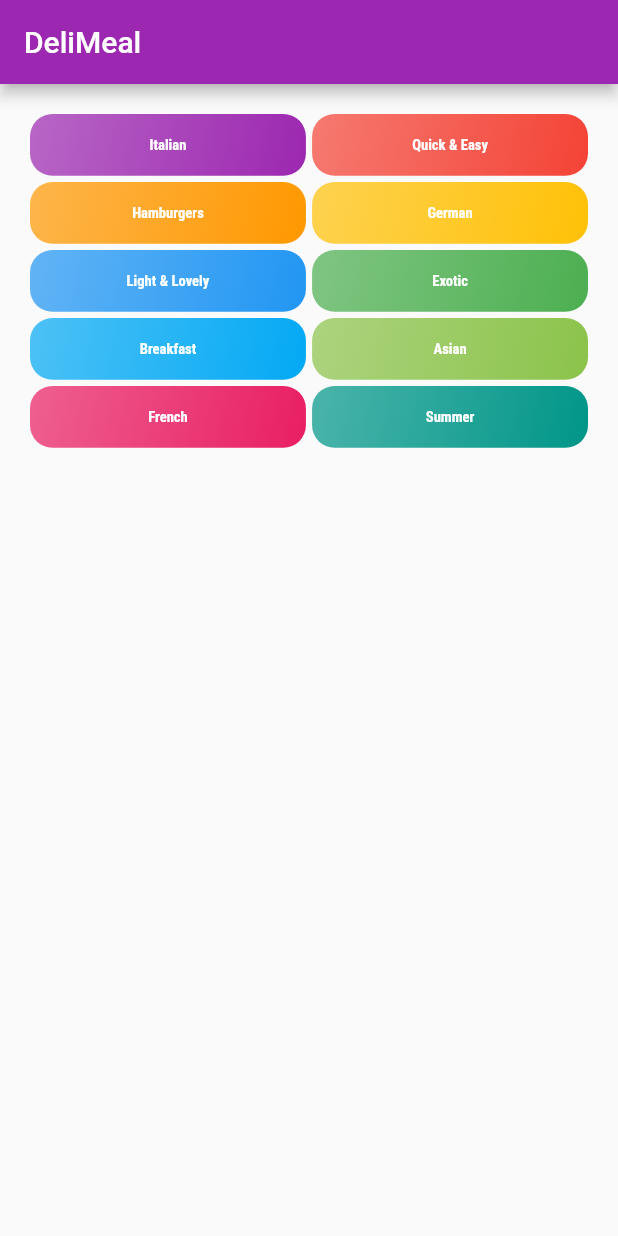
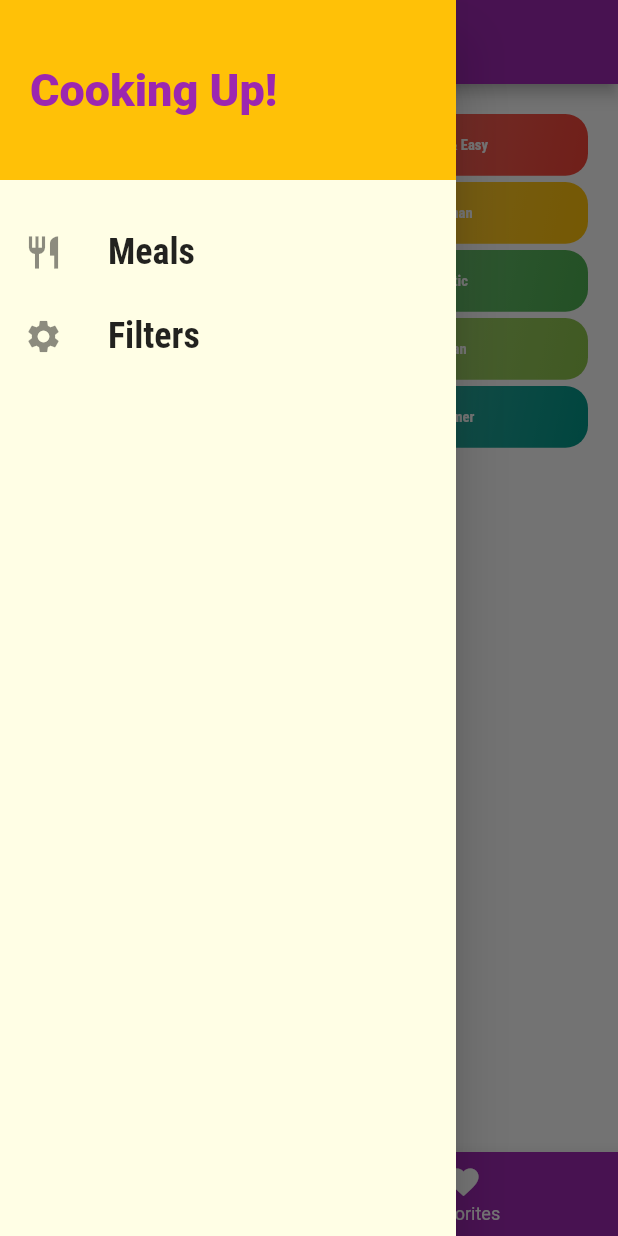
Before and after one commit to sahinemin/meals_app, a Flutter app: the screen it shows after launch, with the side drawer open (before the commit the screen has no drawer), on a phone screen of 412 x 824 dp. Run offline on Flutter 3.47's test engine with Material 2 defaults, Android fonts, the phone set to English and light mode, and no system bars.

Commit message:
end_of_app

```diff
--- a/lib/main.dart
+++ b/lib/main.dart
@@ -5,8 +5,14 @@ void main() {
   runApp(const MyApp());
 }
 
-class MyApp extends StatelessWidget {
+class MyApp extends StatefulWidget {
   const MyApp({Key? key}) : super(key: key);
+
+  @override
+  State<MyApp> createState() => _MyAppState();
+}
+
+class _MyAppState extends State<MyApp> {
   @override
   Widget build(BuildContext context) {
     final ThemeData theme = ThemeData(fontFamily: 'Raleway');
@@ -30,7 +36,7 @@ class MyApp extends StatelessWidget {
             ),
       ),
       onGenerateRoute: RouteGenerator.generateRoute,
-      initialRoute: RouteGenerator.categoryPage,
+      initialRoute: RouteGenerator.tabsPage,
     );
   }
 }
--- a/lib/routes/route_generator.dart
+++ b/lib/routes/route_generator.dart
@@ -1,14 +1,51 @@
 import 'package:flutter/material.dart';
+import 'package:meals_app/dummy_data.dart';
+import 'package:meals_app/screens/filters_screen.dart';
 import 'package:meals_app/screens/meal_detail_screen.dart';
+import 'package:meals_app/screens/tabs_screen.dart';
+import '../models/meal.dart';
 import '../screens/category_meals_screen.dart';
 import '../screens/categories_screen.dart';
+
+Map<String, bool> filters = {
+  'gluten': false,
+  'lactose': false,
+  'vegan': false,
+  'vegetarian': false
+};
+List<Meal> availableMeals = dummyMeals;
+List<Meal> favoritedMeals = [];
 
 class RouteGenerator {
   static const String categoryPage = "/categories";
   static const String categoryMealPage = "/categoryMeals";
   static const String mealDetailPage = "/mealDetail";
+  static const String tabsPage = "/tabs";
+  static const String filterPage = '/filters';
 
   static Route<dynamic>? generateRoute(RouteSettings settings) {
+    setFilters(Map<String, bool> filterData) {
+      availableMeals = dummyMeals;
+      filters = filterData;
+      availableMeals = availableMeals.where((meal) {
+        if (filters['gluten']! && !meal.isGlutenFree) return false;
+        if (filters['lactose']! && !meal.isLactoseFree) return false;
+        if (filters['vegan']! && !meal.isVegan) return false;
+        if (filters['vegetarian']! && !meal.isVegetarian) return false;
+        return true;
+      }).toList();
+    }
+
+    toggleFavorite(String mealId) {
+      final existingIndex =
+          favoritedMeals.indexWhere((meal) => meal.id == mealId);
+      if (existingIndex >= 0) {
+        favoritedMeals.removeAt(existingIndex);
+      } else {
+        favoritedMeals.add(dummyMeals.firstWhere((meal) => meal.id == mealId));
+      }
+    }
+
     MaterialPageRoute routeTo(Widget widget) {
       return MaterialPageRoute(builder: (_) => widget, settings: settings);
     }
@@ -17,9 +54,14 @@ class RouteGenerator {
       case categoryPage:
         return routeTo(const CategoriesScreen());
       case categoryMealPage:
-        return routeTo(const CategoryMealsScreen());
+        return routeTo(CategoryMealsScreen(availableMeals: availableMeals));
       case mealDetailPage:
-        return routeTo(const MealDetailScreen());
+        return routeTo(MealDetailScreen(toggleFavorite: toggleFavorite));
+      case tabsPage:
+        return routeTo(TabsScreen(favoritedMeals: favoritedMeals));
+      case filterPage:
+        return routeTo(
+            FiltersScreen(filters: filters, saveFilters: setFilters));
       default:
         return null;
     }
--- a/lib/screens/categories_screen.dart
+++ b/lib/screens/categories_screen.dart
@@ -7,11 +7,7 @@ class CategoriesScreen extends StatelessWidget {
   @override
   Widget build(BuildContext context) {
     final Size size = MediaQuery.of(context).size;
-    return Scaffold(
-      appBar: AppBar(
-        title: const Text('DeliMeal'),
-      ),
-      body: GridView(
+    return GridView(
       padding: const EdgeInsets.all(20),
       gridDelegate: SliverGridDelegateWithMaxCrossAxisExtent(
         mainAxisExtent: size.width / 10,
@@ -29,7 +25,6 @@ class CategoriesScreen extends StatelessWidget {
                 ))
             .toList()
       ],
-      ),
     );
   }
 }
--- /dev/null
+++ b/lib/screens/tabs_screen.dart
@@ -0,0 +1,60 @@
+import 'package:flutter/material.dart';
+import 'package:meals_app/widgets/main_drawer.dart';
+import '../models/meal.dart';
+import 'favorites_screen.dart';
+import './categories_screen.dart';
+
+class TabsScreen extends StatefulWidget {
+  final List<Meal> favoritedMeals;
+  const TabsScreen({super.key, required this.favoritedMeals});
+
+  @override
+  State<TabsScreen> createState() => _TabsScreenState();
+}
+
+class _TabsScreenState extends State<TabsScreen> {
+  List<Map<String, Object>> _pages = [];
+  @override
+  void initState() {
+    _pages = [
+      {'page': const CategoriesScreen(), "title": "Categories"},
+      {
+        'page': FavoritesScreen(favoritedMeals: widget.favoritedMeals),
+        "title": "Favorites"
+      }
+    ];
+    super.initState();
+  }
+
+  int _selectedPageIndex = 0;
+
+  void _selectPage(int index) {
+    setState(() {
+      _selectedPageIndex = index;
+    });
+  }
+
+  @override
+  Widget build(BuildContext context) {
+    return Scaffold(
+      drawer: const MainDrawer(),
+      appBar: AppBar(
+        title: Text(_pages[_selectedPageIndex]['title'] as String),
+      ),
+      body: _pages[_selectedPageIndex]['page'] as Widget,
+      bottomNavigationBar: BottomNavigationBar(
+        onTap: (int index) => _selectPage(index),
+        backgroundColor: Theme.of(context).colorScheme.primary,
+        unselectedItemColor: Colors.white,
+        selectedItemColor: Theme.of(context).colorScheme.secondary,
+        currentIndex: _selectedPageIndex,
+        items: const [
+          BottomNavigationBarItem(
+              icon: Icon(Icons.category), label: "Categories"),
+          BottomNavigationBarItem(
+              icon: Icon(Icons.favorite), label: "Favorites"),
+        ],
+      ),
+    );
+  }
+}
--- /dev/null
+++ b/lib/widgets/main_drawer.dart
@@ -0,0 +1,59 @@
+import 'package:flutter/material.dart';
+
+import '../routes/route_generator.dart';
+
+class MainDrawer extends StatelessWidget {
+  const MainDrawer({super.key});
+
+  Widget buildListTile(String title, IconData icon, Function tapHandler) {
+    return ListTile(
+      leading: Icon(
+        icon,
+        size: 26,
+      ),
+      title: Text(
+        title,
+        style: const TextStyle(
+          fontFamily: 'RobotoCondensed',
+          fontSize: 24,
+          fontWeight: FontWeight.bold,
+        ),
+      ),
+      onTap: () => tapHandler(),
+    );
+  }
+
+  @override
+  Widget build(BuildContext context) {
+    return Drawer(
+      child: Column(
+        children: <Widget>[
+          Container(
+            height: 120,
+            width: double.infinity,
+            padding: const EdgeInsets.all(20),
+            alignment: Alignment.centerLeft,
+            color: Theme.of(context).colorScheme.secondary,
+            child: Text(
+              'Cooking Up!',
+              style: TextStyle(
+                  fontWeight: FontWeight.w900,
+                  fontSize: 30,
+                  color: Theme.of(context).colorScheme.primary),
+            ),
+          ),
+          const SizedBox(
+            height: 20,
+          ),
+          buildListTile('Meals', Icons.restaurant, () {
+            Navigator.of(context).pushNamed(RouteGenerator.tabsPage);
+          }),
+          buildListTile('Filters', Icons.settings, () {
+            Navigator.of(context)
+                .pushReplacementNamed(RouteGenerator.filterPage);
+          }),
+        ],
+      ),
+    );
+  }
+}
```
Also changed, not shown: lib/screens/category_meals_screen.dart (+37 -12 lines), lib/screens/favorites_screen.dart (added, +31 -0 lines), lib/screens/filters_screen.dart (added, +133 -0 lines), lib/widgets/category_meal_item.dart (+7 -2 lines). Lines whose indentation alone changed are shown as unchanged.
